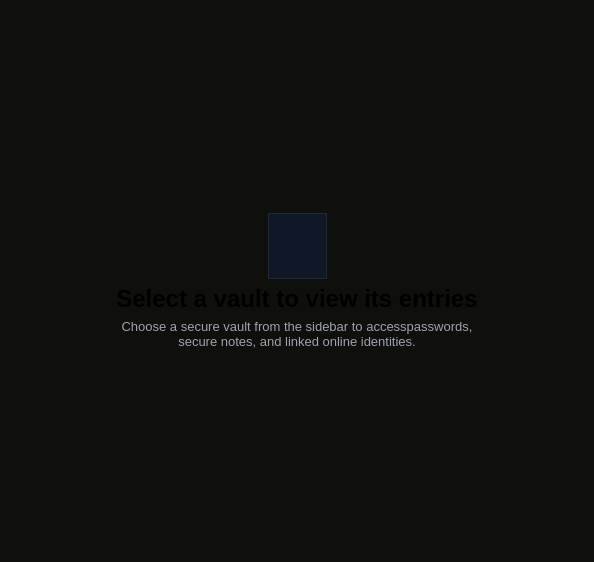
The window that src/mainContent/novaultselected.ui (Keypr-org/qt_client) describes before a commit, drawn with Qt 5.
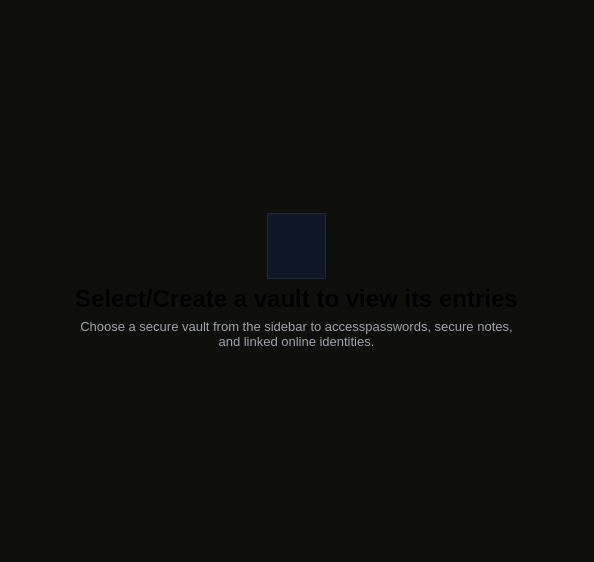
The same window after the commit. Icons and pictures are not drawn.

```diff
--- a/src/mainContent/novaultselected.ui
+++ b/src/mainContent/novaultselected.ui
@@ -138,7 +138,7 @@
          </font>
         </property>
         <property name="text">
-         <string>Select a vault to view its entries</string>
+         <string>Select/Create a vault to view its entries</string>
         </property>
         <property name="alignment">
          <set>Qt::AlignmentFlag::AlignCenter</set>
```
